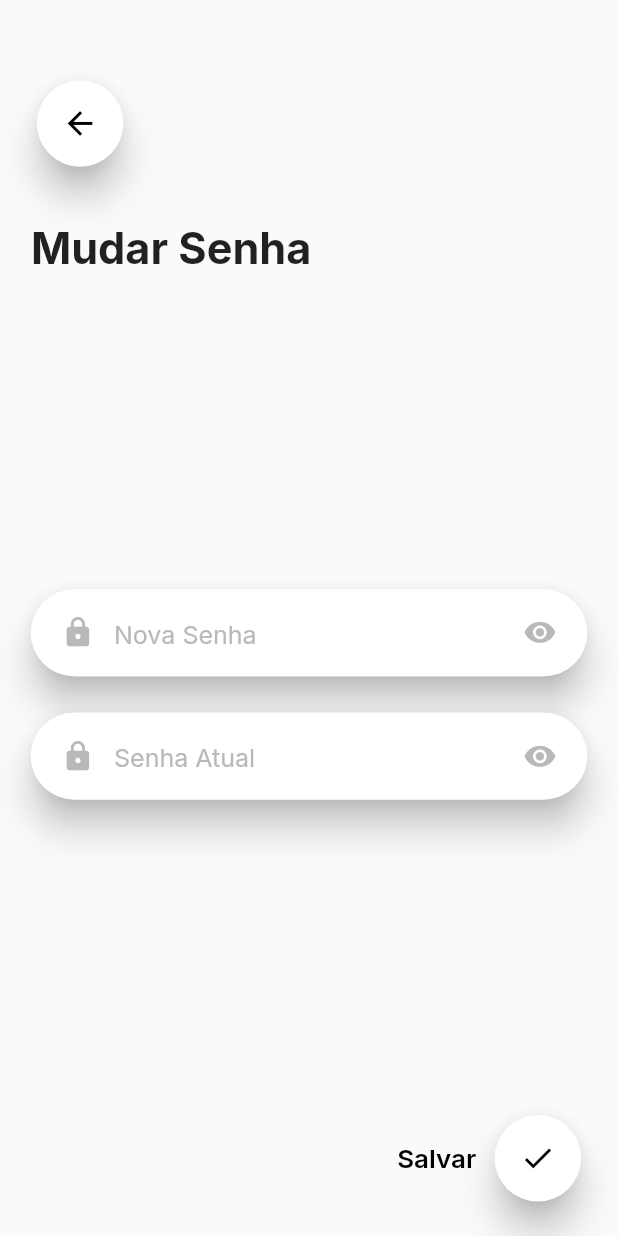
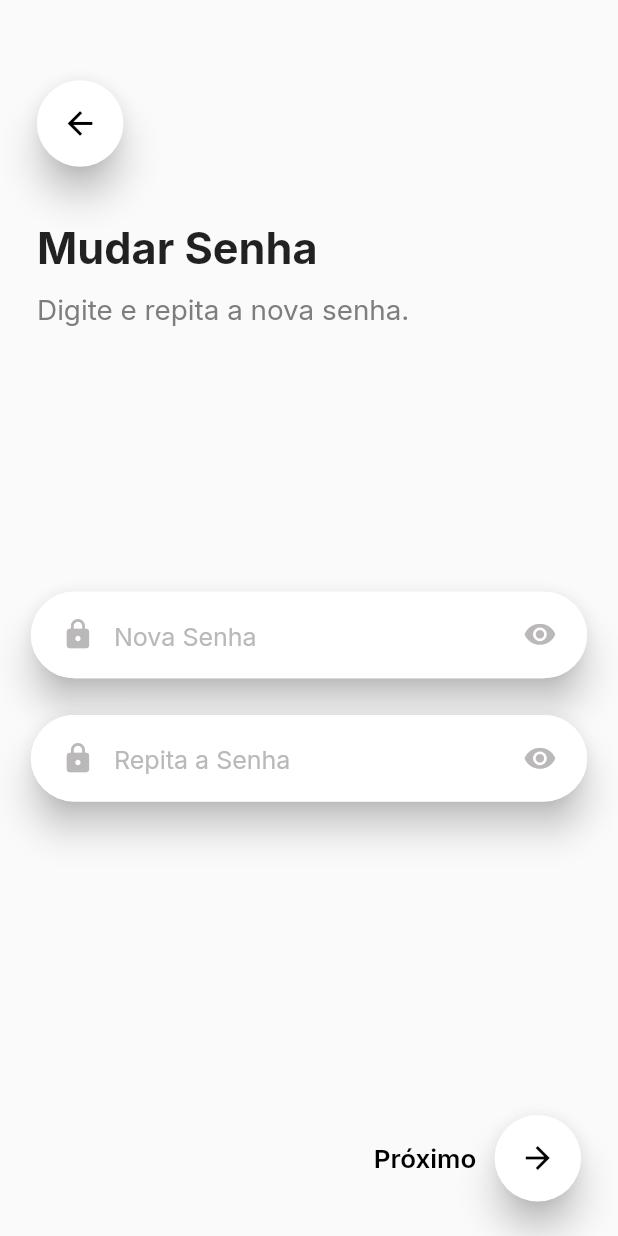
Before and after one commit to GabrielVScalese/Smart-Feed, a Flutter app: the ChangePasswordPage screen opened directly, on a phone screen of 412 x 824 dp. Run offline on Flutter 3.47's test engine with Material 2 defaults, Android fonts, the phone set to English and light mode, and no system bars; our stand-ins replace carousel_slider, google_fonts, image_picker, shared_preferences, shimmer; accounts and stored records are empty.

Commit message:
Updated project

```diff
--- a/project/lib/app_widget.dart
+++ b/project/lib/app_widget.dart
@@ -1,12 +1,10 @@
 import 'package:flutter/material.dart';
 import 'package:flutter/cupertino.dart';
-import 'package:project/pages/account/login_page.dart';
 import 'package:project/pages/addPet/name_add_pet.dart';
 import 'package:project/pages/addPet/photo_add_pet.dart';
 import 'package:project/pages/addPet/ration_add_pet.dart';
 import 'package:project/pages/addPet/size_add_pet.dart';
 import 'package:project/pages/addPet/type_add_pet.dart';
-import 'package:project/pages/configurations/change_password_page.dart';
 import 'package:project/pages/splash_page.dart';
 
 class AppWidget extends StatelessWidget {
@@ -14,7 +12,7 @@ class AppWidget extends StatelessWidget {
   Widget build(BuildContext context) {
     return MaterialApp(
       debugShowCheckedModeBanner: false,
-      home: LoginPage(),
+      home: SplashPage(),
       routes: {
         '/type': (context) => TypeAddPet(),
         '/size': (context) => SizeAddPet(),
--- a/project/lib/controllers/auth_controller.dart
+++ b/project/lib/controllers/auth_controller.dart
@@ -1,10 +1,8 @@
 import 'dart:convert';
-
 import 'package:flutter/material.dart';
 import 'package:project/models/user.dart';
 import 'package:project/pages/account/login_page.dart';
 import 'package:project/pages/home_page.dart';
-
 import 'package:shared_preferences/shared_preferences.dart';
 
 class AuthController {
@@ -43,7 +41,7 @@ class AuthController {
       final userJson = instance.get("user") as String;
 
       final authorizationJson = instance.get('authorization') as String;
-      var authorization = jsonDecode(authorizationJson);
+      var authorization = await jsonDecode(authorizationJson);
 
       setCredentials(context, User.fromJson(userJson), authorization['token'],
           authorization['refreshToken']);
--- a/project/lib/pages/account/login_page.dart
+++ b/project/lib/pages/account/login_page.dart
@@ -20,11 +20,12 @@ class LoginPage extends StatefulWidget {
 class _LoginPageState extends State<LoginPage> {
   var emailController = TextEditingController();
   var passwordController = TextEditingController();
+  var visible = true;
+
   // Fazer tamanho máximo e tamanho mínimo
   @override
   Widget build(BuildContext context) {
     var size = MediaQuery.of(context).size;
-    bool visible = true;
 
     // Cor dos textos do input
     var inputColor = Color.fromRGBO(186, 184, 184, 1);
@@ -94,7 +95,7 @@ class _LoginPageState extends State<LoginPage> {
                             size: size.width * 0.9 * 0.06,
                             color: inputColor,
                           ),
-                          suffixIcon: InkWell(
+                          suffixIcon: GestureDetector(
                             onTap: () {
                               setState(() {
                                 if (visible == true)
--- a/project/lib/pages/addPet/name_add_pet.dart
+++ b/project/lib/pages/addPet/name_add_pet.dart
@@ -187,8 +187,7 @@ class _NameAddPetState extends State<NameAddPet> {
                             "Smart Feed UHG78F",
                             imageLink);
 
-                        var statusCode = await PetRepository.create(
-                            pet, authorization['token']);
+                        var statusCode = await PetRepository.create(pet);
 
                         if (statusCode == 200)
                           Navigator.of(context).pushReplacement(
--- a/project/lib/pages/addPet/ration_add_pet.dart
+++ b/project/lib/pages/addPet/ration_add_pet.dart
@@ -145,7 +145,7 @@ class _RationAddPetState extends State<RationAddPet> {
                     SizedBox(
                       height: size.height * 0.01,
                     ),
-                    Text('Premium, Super Premium ou uso clínico.',
+                    Text('Premium, Super Premium ou Uso Clínico.',
                         style: GoogleFonts.inter(
                             fontSize: size.width * 0.045,
                             color: Color.fromRGBO(125, 125, 125, 1)))
--- a/project/lib/pages/configurations/change_password_page.dart
+++ b/project/lib/pages/configurations/change_password_page.dart
@@ -1,18 +1,11 @@
-import 'dart:convert';
-
 import 'package:flutter/cupertino.dart';
 import 'package:flutter/material.dart';
 import 'package:google_fonts/google_fonts.dart';
 import 'package:project/components/circle_card.dart';
-import 'package:project/components/dialog_builder.dart';
 import 'package:project/components/page_title.dart';
 import 'package:project/components/text_field_container.dart';
-import 'package:project/models/user.dart';
+import 'package:project/pages/configurations/confirm_password_page.dart';
 import 'package:project/pages/configurations/user_page.dart';
-import 'package:project/service/user_repository.dart';
-import 'package:shared_preferences/shared_preferences.dart';
-
-import 'configuration_page.dart';
 
 class ChangePasswordPage extends StatefulWidget {
   @override
@@ -20,15 +13,18 @@ class ChangePasswordPage extends StatefulWidget {
 }
 
 class _ChangePasswordPageState extends State<ChangePasswordPage> {
-  // Cor dos textos do input
-  var inputColor = Color.fromRGBO(186, 184, 184, 1);
+  var newPasswordController = new TextEditingController();
+  var reapeatPasswordController = new TextEditingController();
 
-  var newPasswordController = new TextEditingController();
-  var currentPasswordController = new TextEditingController();
+  var newPasswordObscure = true;
+  var repeatPasswordObscure = true;
 
   @override
   Widget build(BuildContext context) {
     var size = MediaQuery.of(context).size;
+
+    // Cor dos textos do input
+    var inputColor = Color.fromRGBO(186, 184, 184, 1);
 
     return Scaffold(
       body: Container(
@@ -60,19 +56,28 @@ class _ChangePasswordPageState extends State<ChangePasswordPage> {
                   height: size.height * 0.04,
                 ),
                 Container(
-                  margin: EdgeInsets.only(left: size.width * 0.05),
-                  child: PageTitle(
-                    size: size,
-                    title: 'Mudar Senha',
+                  margin: EdgeInsets.only(left: size.width * 0.06),
+                  child: Column(
+                    crossAxisAlignment: CrossAxisAlignment.start,
+                    children: [
+                      PageTitle(size: size, title: 'Mudar Senha'),
+                      SizedBox(
+                        height: size.height * 0.015,
+                      ),
+                      Text('Digite e repita a nova senha.',
+                          style: GoogleFonts.inter(
+                              fontSize: size.width * 0.045,
+                              color: Color.fromRGBO(125, 125, 125, 1)))
+                    ],
                   ),
                 ),
-                SizedBox(height: size.height * 0.25),
+                SizedBox(height: size.height * 0.21),
                 Align(
                   child: TextFieldContainer(
                     size: size,
                     textField: TextField(
                       controller: newPasswordController,
-                      obscureText: true,
+                      obscureText: newPasswordObscure,
                       style:
                           GoogleFonts.inter(fontSize: size.width * 0.9 * 0.045),
                       decoration: InputDecoration(
@@ -84,10 +89,16 @@ class _ChangePasswordPageState extends State<ChangePasswordPage> {
                             size: size.width * 0.9 * 0.06,
                             color: inputColor,
                           ),
-                          suffixIcon: InkWell(
-                            onTap: () {},
+                          suffixIcon: GestureDetector(
+                            onTap: () {
+                              setState(() {
+                                newPasswordObscure = !newPasswordObscure;
+                              });
+                            },
                             child: Icon(
-                              Icons.visibility,
+                              newPasswordObscure
+                                  ? Icons.visibility
+                                  : Icons.visibility_off,
                               size: size.width * 0.9 * 0.06,
                               color: inputColor,
                             ),
@@ -103,23 +114,29 @@ class _ChangePasswordPageState extends State<ChangePasswordPage> {
                   child: TextFieldContainer(
                     size: size,
                     textField: TextField(
-                      controller: currentPasswordController,
-                      obscureText: true,
+                      controller: reapeatPasswordController,
+                      obscureText: repeatPasswordObscure,
                       style:
                           GoogleFonts.inter(fontSize: size.width * 0.9 * 0.045),
                       decoration: InputDecoration(
                           hintStyle: GoogleFonts.inter(
                               color: Color.fromRGBO(186, 184, 184, 1)),
-                          hintText: 'Senha Atual',
+                          hintText: 'Repita a Senha',
                           prefixIcon: Icon(
                             Icons.lock,
                             size: size.width * 0.9 * 0.06,
                             color: inputColor,
                           ),
-                          suffixIcon: InkWell(
-                            onTap: () {},
+                          suffixIcon: GestureDetector(
+                            onTap: () {
+                              setState(() {
+                                repeatPasswordObscure = !repeatPasswordObscure;
+                              });
+                            },
                             child: Icon(
-                              Icons.visibility,
+                              repeatPasswordObscure
+                                  ? Icons.visibility
+                                  : Icons.visibility_off,
                               size: size.width * 0.9 * 0.06,
                               color: inputColor,
                             ),
@@ -128,6 +145,9 @@ class _ChangePasswordPageState extends State<ChangePasswordPage> {
                     ),
                   ),
                 ),
+                SizedBox(
+                  height: size.height * 0.02,
+                ),
               ],
             ),
             Align(
@@ -135,7 +155,7 @@ class _ChangePasswordPageState extends State<ChangePasswordPage> {
               child: Row(
                 mainAxisAlignment: MainAxisAlignment.end,
                 children: [
-                  Text('Salvar',
+                  Text('Próximo',
                       style: GoogleFonts.inter(
                           fontSize: size.width * 0.042,
                           fontWeight: FontWeight.w600,
@@ -143,49 +163,18 @@ class _ChangePasswordPageState extends State<ChangePasswordPage> {
                   SizedBox(width: size.width * 0.02),
                   GestureDetector(
                     onTap: () async {
-                      try {
-                        DialogBuilder(context).showLoadingIndicator();
-                        var instance = await SharedPreferences.getInstance();
-                        var userFromInstance =
-                            await jsonDecode(instance.get('user'));
-
-                        var authenticationResponse =
-                            await UserRepository.authenticateUser(
-                                User.fromLogin(userFromInstance['email'],
-                                    currentPasswordController.text));
-
-                        if (authenticationResponse['statusCode'] == 200) {
-                          var user = User(
-                              userFromInstance['id'],
-                              userFromInstance['name'],
-                              userFromInstance['email'],
-                              newPasswordController.text);
-
-                          var authorization =
-                              await jsonDecode(instance.get('authorization'));
-
-                          var updateStatusCode = await UserRepository.update(
-                              user, authorization['token']);
-
-                          if (updateStatusCode == 200)
-                            Navigator.of(context).pushReplacement(
-                                MaterialPageRoute(
-                                    builder: (context) => UserPage()));
-                          else {
-                            DialogBuilder(context).hideOpenDialog();
-                          }
-                          print('Error');
-                        }
-                      } catch (err) {
-                        print(err.toString());
-                        DialogBuilder(context).hideOpenDialog();
-                      }
+                      if (newPasswordController.text ==
+                              reapeatPasswordController.text &&
+                          newPasswordController.text.isNotEmpty)
+                        Navigator.of(context).pushReplacement(MaterialPageRoute(
+                            builder: (context) => ConfirmPasswordPage(
+                                newPasswordController.text)));
                     },
                     child: Container(
                       margin: EdgeInsets.only(right: size.width * 0.05),
                       child: CircleCard(
                         icon: Icon(
-                          Icons.done,
+                          Icons.arrow_forward,
                           color: Colors.black,
                         ),
                         size: size,
--- a/project/lib/pages/home_page.dart
+++ b/project/lib/pages/home_page.dart
@@ -33,11 +33,8 @@ class _HomePageState extends State<HomePage> {
     try {
       var instance = await SharedPreferences.getInstance();
       var user = await jsonDecode(instance.get('user'));
-      var authorization = await jsonDecode(instance.get('authorization'));
 
-      this._petList = await PetRepository.findPetsByOwner(
-          user['id'], authorization['token']);
-
+      this._petList = await PetRepository.findPetsByOwner(user['id']);
       this._dynamicPetList = this._petList;
 
       setState(() {
--- a/project/lib/pages/information_page.dart
+++ b/project/lib/pages/information_page.dart
@@ -234,7 +234,7 @@ class _InformationPageState extends State<InformationPage> {
                             await jsonDecode(instance.get('authorization'));
 
                         var statusCode = await PetRepository.destroy(
-                            this.widget.pet.getId(), authorization['token']);
+                            this.widget.pet.getId());
 
                         if (statusCode == 200)
                           Navigator.of(context).pushReplacement(
```
Also changed, not shown: project/lib/models/user.dart (+0 -16 lines), project/lib/pages/configurations/confirm_password_page.dart (added, +188 -0 lines), project/lib/providers/authorization_provider.dart (added, +12 -0 lines), project/lib/service/pet_repository.dart (+18 -13 lines), project/lib/service/user_repository.dart (+7 -5 lines).
